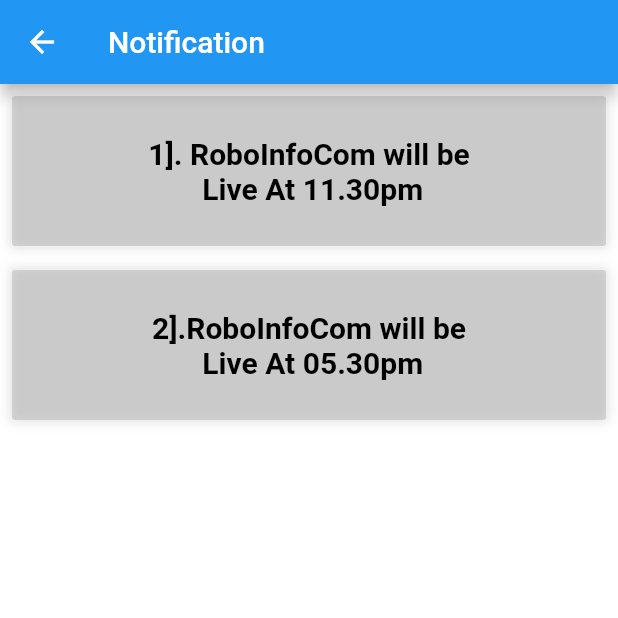
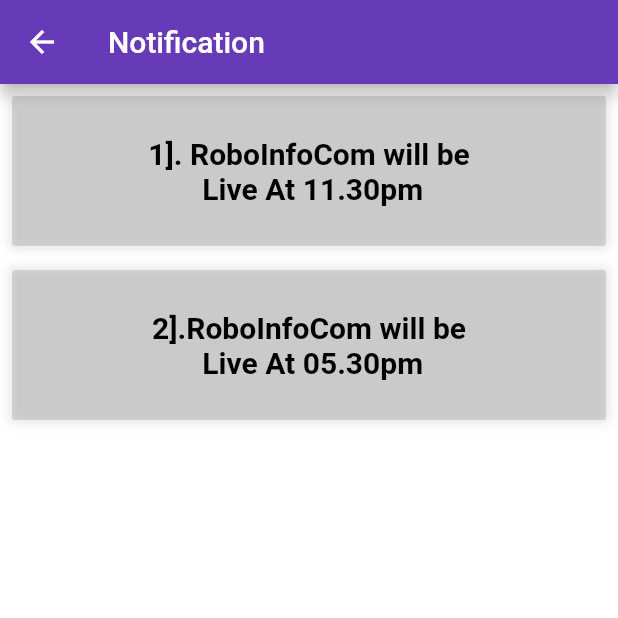
Before and after one commit to roboinfo/v_choice, a Flutter app: the Notifications screen opened directly, on a phone screen of 412 x 824 dp, the top half of it. Run offline on Flutter 3.47's test engine with Material 2 defaults, Android fonts, the phone set to English and light mode, and no system bars; our stand-ins replace carousel_slider, cloud_firestore, firebase_auth, firebase_core, flutter_secure_storage, page_transition and 2 more; missing offline and left inert: flutter_inappwebview, pay; accounts and stored records are empty.

Commit message:
screen notification

```diff
--- a/lib/main.dart
+++ b/lib/main.dart
@@ -59,6 +59,5 @@ class MyApp extends StatelessWidget {
       )
       );
 
-
   }
 }
--- a/lib/page/notifications.dart
+++ b/lib/page/notifications.dart
@@ -8,8 +8,10 @@ class Notifications extends StatelessWidget {
   Widget build(BuildContext context) {
     return Scaffold(
       backgroundColor: Colors.white,
+      //backgroundColor: Color.fromRGBO(0, 0, 0, 0.10),
       appBar: AppBar(
-          title:const Text("Notification ")
+          title:const Text("Notification "),
+          backgroundColor: Colors.deepPurple,
       ),
       body:   SingleChildScrollView(
         child: Column(
```
